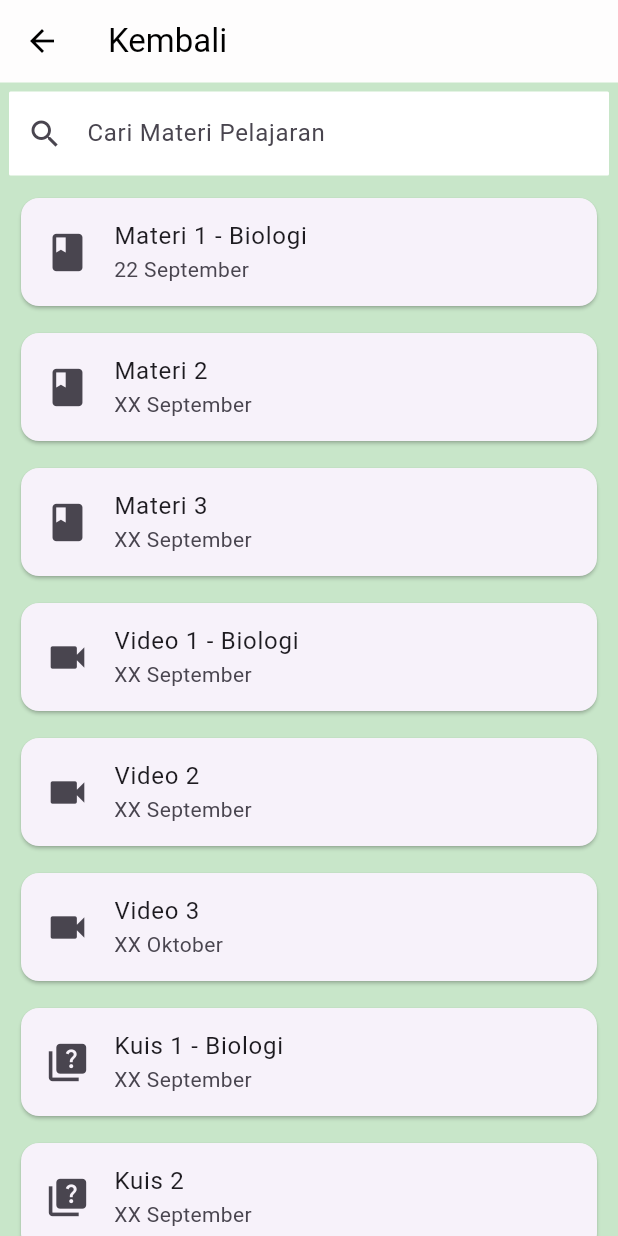
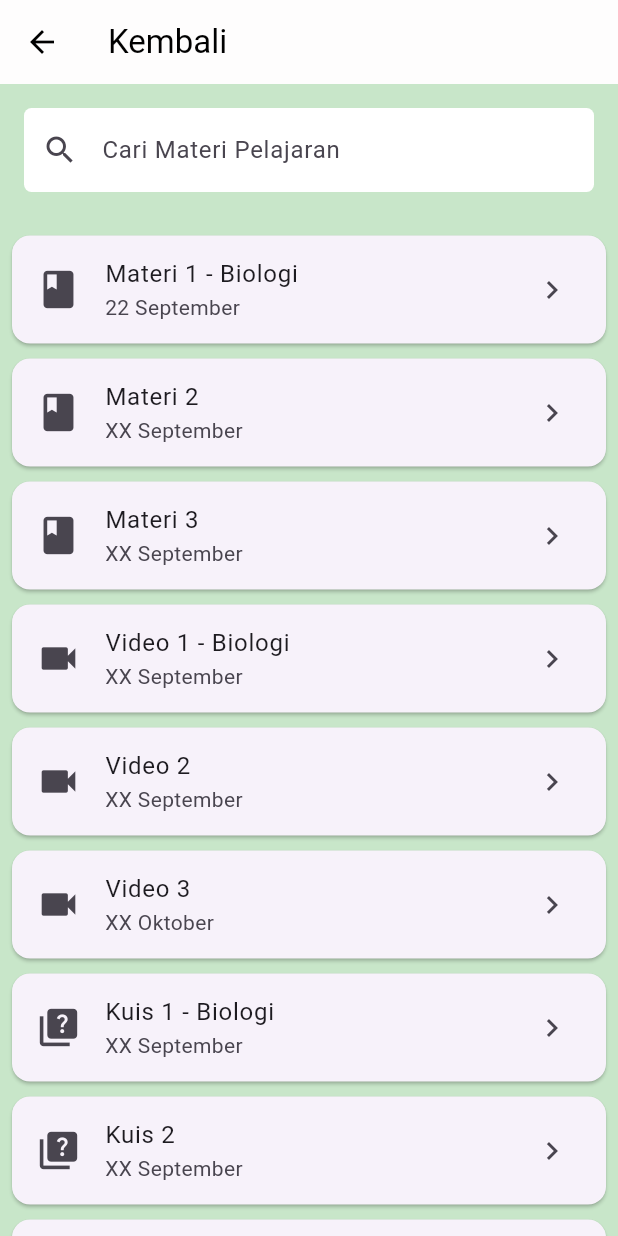
Before and after one commit to Ndi7/Media-Microlearning-Berbasis-Mobile, a Flutter app: the MateriScreen screen opened directly, on a phone screen of 412 x 824 dp. Run offline on Flutter 3.47's test engine with Material 3 defaults, Android fonts, the light colour scheme and no system bars; our stand-ins replace font_awesome_flutter.

Commit message:
update akses halaman unitpage

```diff
--- a/lib/BabPage.dart
+++ b/lib/BabPage.dart
@@ -1,4 +1,5 @@
 import 'package:flutter/material.dart';
+import 'unit_page.dart'; // Import the second code file
 
 class BabPage extends StatefulWidget {
   final String className;
@@ -23,6 +24,15 @@ class _BabPageState extends State<BabPage> {
     Navigator.pushReplacement(
       context,
       MaterialPageRoute(builder: (context) => BabPage(className: widget.className)),
+    );
+  }
+
+  void _navigateToMateriScreen() {
+    Navigator.push(
+      context,
+      MaterialPageRoute(
+        builder: (context) => const MateriScreen(), // Navigate to MateriScreen
+      ),
     );
   }
 
@@ -76,6 +86,7 @@ class _BabPageState extends State<BabPage> {
               itemCount: 10,
               itemBuilder: (context, index) {
                 return InkWell(
+                  onTap: _navigateToMateriScreen, // Navigate to MateriScreen when tapped
                   child: Container(
                     decoration: BoxDecoration(
                       color: Colors.white,
--- a/lib/unit_page.dart
+++ b/lib/unit_page.dart
@@ -33,9 +33,7 @@ class _MateriScreenState extends State<MateriScreen> {
   @override
   Widget build(BuildContext context) {
     return Scaffold(
-      appBar: PreferredSize(
-        preferredSize: const Size(120, 55),
-        child: AppBar(
+      appBar: AppBar(
         title: const Text('Kembali'),
         leading: IconButton(
           icon: const Icon(Icons.arrow_back),
@@ -47,11 +45,10 @@ class _MateriScreenState extends State<MateriScreen> {
         elevation: 0,
         foregroundColor: Colors.black,
       ),
-      ),
       body: Column(
         children: [
           Padding(
-            padding: const EdgeInsets.all(6.0),
+            padding: const EdgeInsets.all(16.0),
             child: TextField(
               onChanged: (value) {
                 // Mengubah teks pencarian
@@ -65,7 +62,7 @@ class _MateriScreenState extends State<MateriScreen> {
                 hintText: 'Cari Materi Pelajaran',
                 prefixIcon: const Icon(Icons.search),
                 border: OutlineInputBorder(
-                  borderRadius: BorderRadius.circular(1),
+                  borderRadius: BorderRadius.circular(5),
                   borderSide: BorderSide.none,
                 ),
               ),
@@ -73,52 +70,17 @@ class _MateriScreenState extends State<MateriScreen> {
           ),
           Expanded(
             child: ListView(
-              children: const [
-                MateriTile(
-                  icon: Icons.book,
-                  title: 'Materi 1 - Biologi',
-                  subtitle: '22 September',
-                ),
-                MateriTile(
-                  icon: Icons.book,
-                  title: 'Materi 2',
-                  subtitle: 'XX September',
-                ),
-                MateriTile(
-                  icon: Icons.book,
-                  title: 'Materi 3',
-                  subtitle: 'XX September',
-                ),
-                MateriTile(
-                  icon: Icons.videocam,
-                  title: 'Video 1 - Biologi',
-                  subtitle: 'XX September',
-                ),
-                MateriTile(
-                  icon: Icons.videocam,
-                  title: 'Video 2',
-                  subtitle: 'XX September',
-                ),
-                MateriTile(
-                  icon: Icons.videocam,
-                  title: 'Video 3',
-                  subtitle: 'XX Oktober',
-                ),
-                MateriTile(
-                  icon: Icons.quiz,
-                  title: 'Kuis 1 - Biologi',
-                  subtitle: 'XX September',
-                ),
-                MateriTile(
-                  icon: Icons.quiz,
-                  title: 'Kuis 2',
-                  subtitle: 'XX September',
-                ),
-                MateriTile(
-                  icon: Icons.quiz,
-                  title: 'Kuis 3',
-                  subtitle: 'XX September',
-                ),
+              padding: const EdgeInsets.all(8.0),
+              children: [
+                _buildMaterialCard('Materi 1 - Biologi', '22 September', Icons.book),
+                _buildMaterialCard('Materi 2', 'XX September', Icons.book),
+                _buildMaterialCard('Materi 3', 'XX September', Icons.book),
+                _buildMaterialCard('Video 1 - Biologi', 'XX September', Icons.videocam),
+                _buildMaterialCard('Video 2', 'XX September', Icons.videocam),
+                _buildMaterialCard('Video 3', 'XX Oktober', Icons.videocam),
+                _buildMaterialCard('Kuis 1 - Biologi', 'XX September', Icons.quiz),
+                _buildMaterialCard('Kuis 2', 'XX September', Icons.quiz),
+                _buildMaterialCard('Kuis 3', 'XX September', Icons.quiz),
               ],
             ),
           ),
@@ -127,36 +89,27 @@ class _MateriScreenState extends State<MateriScreen> {
       backgroundColor: Colors.green.shade100, // Warna latar belakang hijau muda
     );
   }
-}
 
-class MateriTile extends StatelessWidget {
-  final IconData icon;
-  final String title;
-  final String subtitle;
-
-  const MateriTile({
-    super.key,
-    required this.icon,
-    required this.title,
-    required this.subtitle,
-  });
-
-  @override
-  Widget build(BuildContext context) {
-    return Padding(
-      padding: const EdgeInsets.symmetric(horizontal: 10.0, vertical: 5.0),
-      child: Card(
+  Widget _buildMaterialCard(String title, String date, IconData icon) {
+    return Card(
+      margin: const EdgeInsets.symmetric(vertical: 5.0),
       child: ListTile(
         leading: Icon(icon, size: 30),
         title: Text(title),
-          subtitle: Text(subtitle),
+        subtitle: Text(date),
+        trailing: const Icon(Icons.chevron_right),
         onTap: () {
           // Tampilkan SnackBar ketika item ditekan
           ScaffoldMessenger.of(context).showSnackBar(
-              SnackBar(content: Text(title)),
+            SnackBar(content: Text('Anda memilih: $title')),
           );
+
+          // Jika ingin navigasi ke halaman video, tambahkan logika navigasi di sini
+          // Navigator.push(
+          //   context,
+          //   MaterialPageRoute(builder: (context) => VideoPage(title: title)),
+          // );
         },
-        ),
       ),
     );
   }
```
Lines whose indentation alone changed are shown as unchanged.
